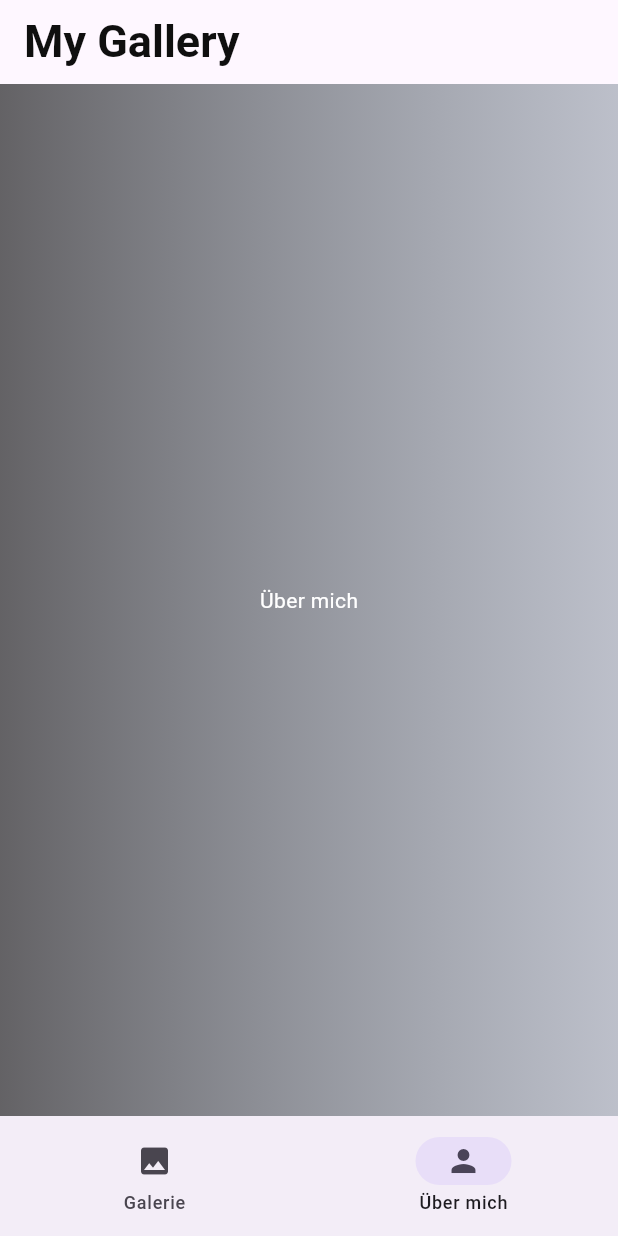
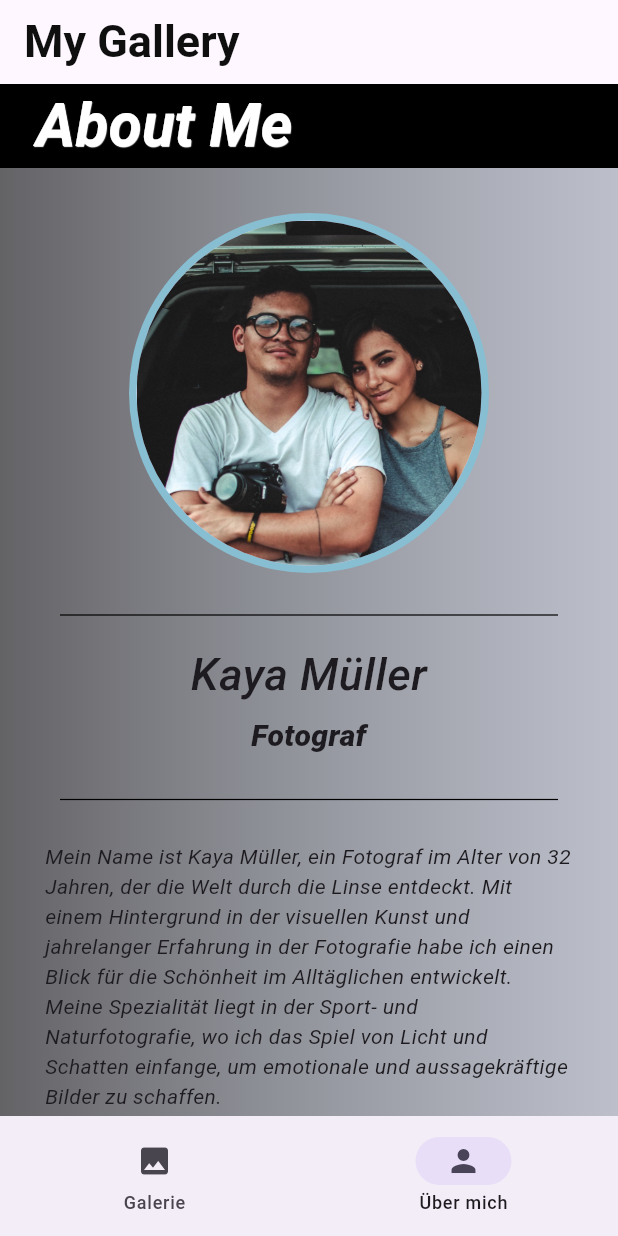
Before and after one commit to Beyz61/ps_13_bildergalerie, a Flutter app: the screen it shows after launch, item 2 of the bottom bar chosen, on a phone screen of 412 x 824 dp. Run offline on Flutter 3.47's test engine with Material 3 defaults, Android fonts, the phone set to English and light mode, and no system bars.

Commit message:
Added AboutMeWidget with , AppBar, CircleAvatar, LinearGradient, Divider, SingleChildScrollView and TextStyle.

```diff
--- a/lib/about_me_widget.dart
+++ b/lib/about_me_widget.dart
@@ -1,15 +1,99 @@
 import 'package:flutter/material.dart';
 
 class AboutMeWidget extends StatelessWidget {
-  const AboutMeWidget({super.key});
+  const AboutMeWidget({
+    super.key,
+  });
 
   @override
   Widget build(BuildContext context) {
-    return const Center(
-      child: Text(
-        "Über mich",
-        style: TextStyle(
-          color: Colors.white,
+    return Scaffold(
+      appBar: AppBar(
+        backgroundColor: const Color.fromARGB(255, 0, 0, 0),
+          title: const Padding(
+            padding: EdgeInsets.all(8.0),
+            child: Text("About Me",
+                style: TextStyle(
+                    fontSize: 40,
+                    color: Color.fromARGB(255, 255, 255, 255),
+                    fontWeight: FontWeight.bold,
+                    fontStyle:  FontStyle.italic,
+                     shadows:  [
+                  Shadow(
+                    blurRadius: 0.1,
+                    color: Color.fromARGB(255, 255, 255, 255),
+                    offset: Offset(0.5, 0.5),
+                  ),
+                ],),
+
+          ),
+          ),
+      ),
+      body: Container(
+        decoration: const BoxDecoration(
+          gradient: LinearGradient(
+            colors: [
+              Color.fromARGB(180, 35, 36, 37),
+              Color.fromARGB(99, 85, 104, 118),
+            ],
+          ),
+        ),
+        child: const Center(
+          child: SingleChildScrollView(
+            child: Expanded(
+              child: Column(
+                crossAxisAlignment: CrossAxisAlignment.center,
+                children: [
+                  SizedBox(height: 30),
+                  CircleAvatar(
+                      radius: 120,
+                      backgroundColor: Color.fromARGB(255, 136, 190, 209),
+                      child: CircleAvatar(
+                        radius: 115,
+                        backgroundImage: AssetImage("assets/images/kaya.jpg"),
+                      )),
+                      SizedBox(height: 20),
+                      Divider(
+                color: Color.fromARGB(255, 0, 0, 0),
+                thickness: 0.8,
+              indent: 40,
+              endIndent: 40, ),
+                  SizedBox(height: 10),
+                  Text(
+                    "Kaya Müller",
+                    textAlign: TextAlign.center,
+                    style: TextStyle(
+                      fontSize: 30,
+                      fontWeight: FontWeight.w500,
+                      fontStyle: FontStyle.italic),
+                  ),
+                  SizedBox(height: 5),
+                  Text(
+                    "Fotograf",
+                    textAlign: TextAlign.center,
+                    style: TextStyle(
+                      fontSize: 20,
+                      fontStyle: FontStyle.italic,
+                      fontWeight: FontWeight.w800),
+                  ),
+                  SizedBox(height: 20),
+                      Divider(
+                color: Color.fromARGB(255, 0, 0, 0),
+                thickness: 0.8,
+              indent: 40,
+              endIndent: 40, ),
+                  SizedBox(height: 5),
+                  Padding(
+                    padding: EdgeInsets.fromLTRB(30, 15, 30, 0),
+                    child: Text(
+                      "Mein Name ist Kaya Müller, ein Fotograf im Alter von 32 Jahren, der die Welt durch die Linse entdeckt. Mit einem Hintergrund in der visuellen Kunst und jahrelanger Erfahrung in der Fotografie habe ich einen Blick für die Schönheit im Alltäglichen entwickelt. Meine Spezialität liegt in der Sport- und Naturfotografie, wo ich das Spiel von Licht und Schatten einfange, um emotionale und aussagekräftige Bilder zu schaffen.\n\nIch glaube daran, dass jeder Moment einzigartig ist und seine eigene Geschichte erzählt. In meinen Arbeiten strebe ich danach, diese Geschichten visuell zu interpretieren und sie durch kreative Kompositionen und Nuancen zum Leben zu erwecken. Meine fotografische Reise hat mich durch verschiedene Länder geführt, wo ich die Vielfalt der Kulturen und Landschaften festhalte, immer auf der Suche nach neuen Perspektiven und Herausforderungen.\n\nMein Anspruch ist es, mit meinen Bildern nicht nur zu dokumentieren, sondern auch zu inspirieren und zu berühren. Jeder Auftrag und jedes Projekt ist für mich eine Möglichkeit, meine Leidenschaft und mein Können zu zeigen und eine Verbindung zwischen dem Betrachter und dem Bild herzustellen.",
+                      style: TextStyle(fontStyle: FontStyle.italic),
+                    ),
+                  )
+                ],
+              ),
+            ),
+          ),
         ),
       ),
     );
```
